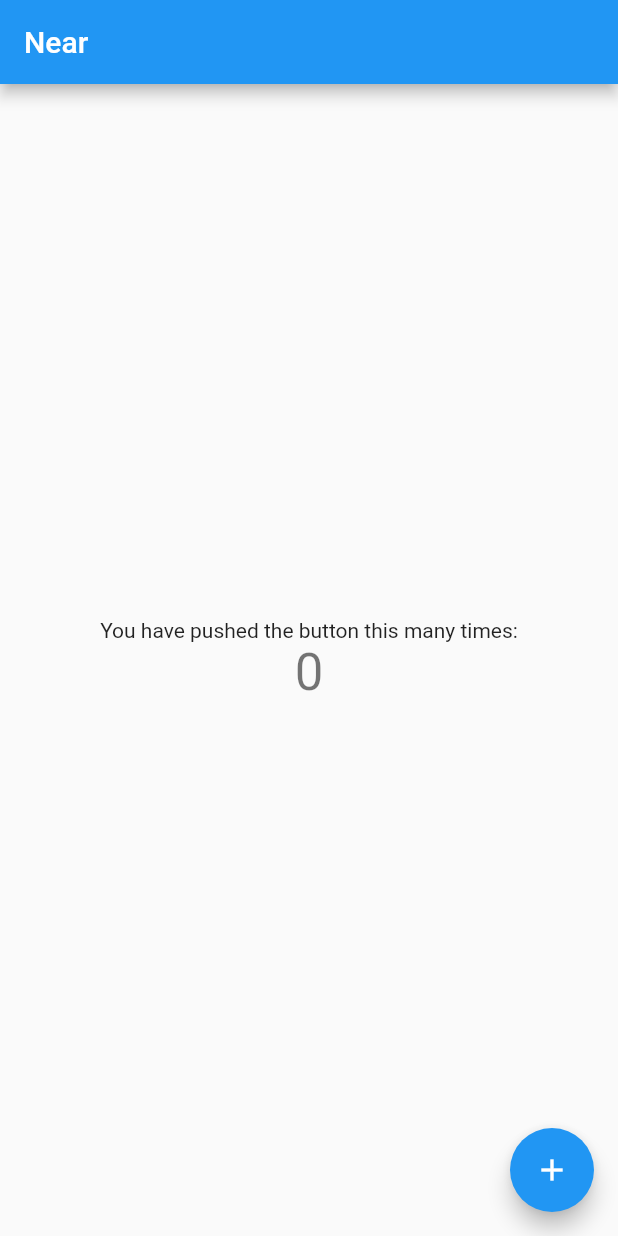
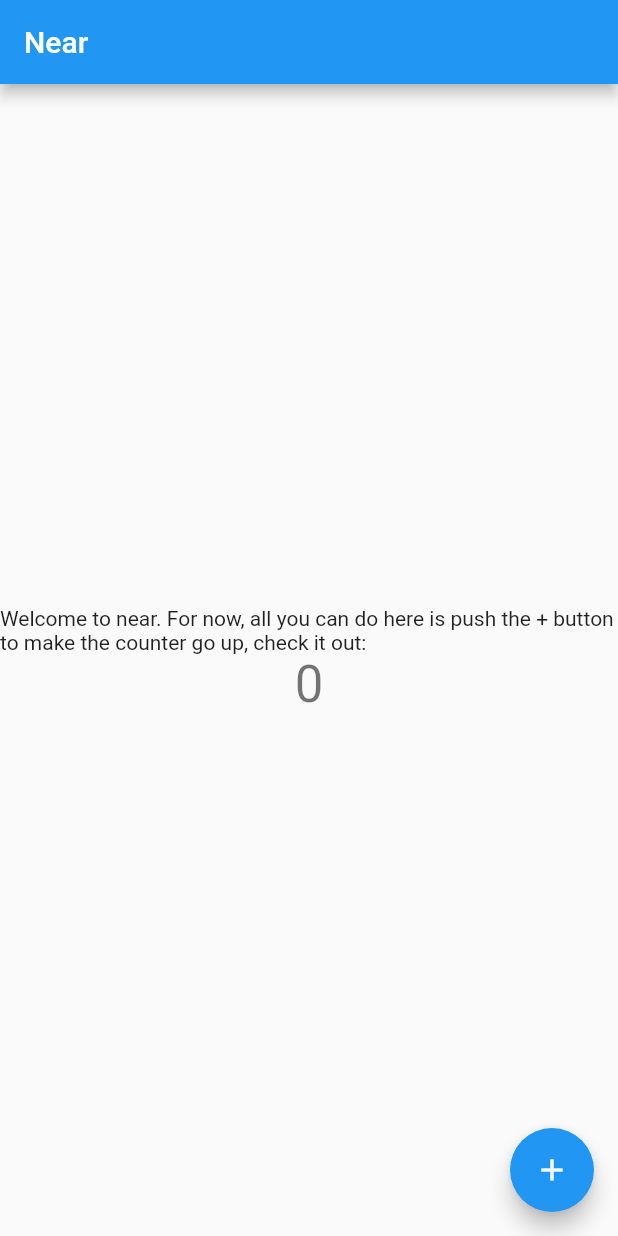
Before and after one commit to nearsoftware/nearguide, a Flutter app: the screen it shows after launch, on a phone screen of 412 x 824 dp. Run offline on Flutter 3.47's test engine with Material 2 defaults, Android fonts, the light colour scheme and no system bars; our stand-ins replace cloud_firestore, firebase_core; accounts and stored records are empty; generated files the repository leaves out were written again.

Commit message:
localised and changed text
some bs text lol

```diff
--- a/lib/l10n/app_en.arb
+++ b/lib/l10n/app_en.arb
@@ -1,5 +1,5 @@
 {
-  "buttonPushed": "You have pushed the button this many times:",
+  "buttonPushed": "Welcome to near. For now, all you can do here is push the + button to make the counter go up, check it out:",
   "@buttonPushed": {
     "description": "The conventional newborn programmer greeting"
   }
--- a/lib/l10n/app_pt.arb
+++ b/lib/l10n/app_pt.arb
@@ -1,3 +1,3 @@
 {
-  "buttonPushed": "Você apertou o botão esse tanto de vezes:"
+  "buttonPushed": "Bem-vinde ao near. Por enquanto, só está dando pra apertar o botão + e fazer o contador subir, se liga:"
 }
--- a/lib/main.dart
+++ b/lib/main.dart
@@ -3,6 +3,8 @@ import 'package:firebase_core/firebase_core.dart';
 import 'firebase_options.dart';
 import 'package:flutter_localizations/flutter_localizations.dart';
 import 'package:flutter_gen/gen_l10n/app_localizations.dart';
+import 'package:cloud_firestore/cloud_firestore.dart';
+
 
 
 void main() async {
```
Also changed, not shown: 2 other files.
